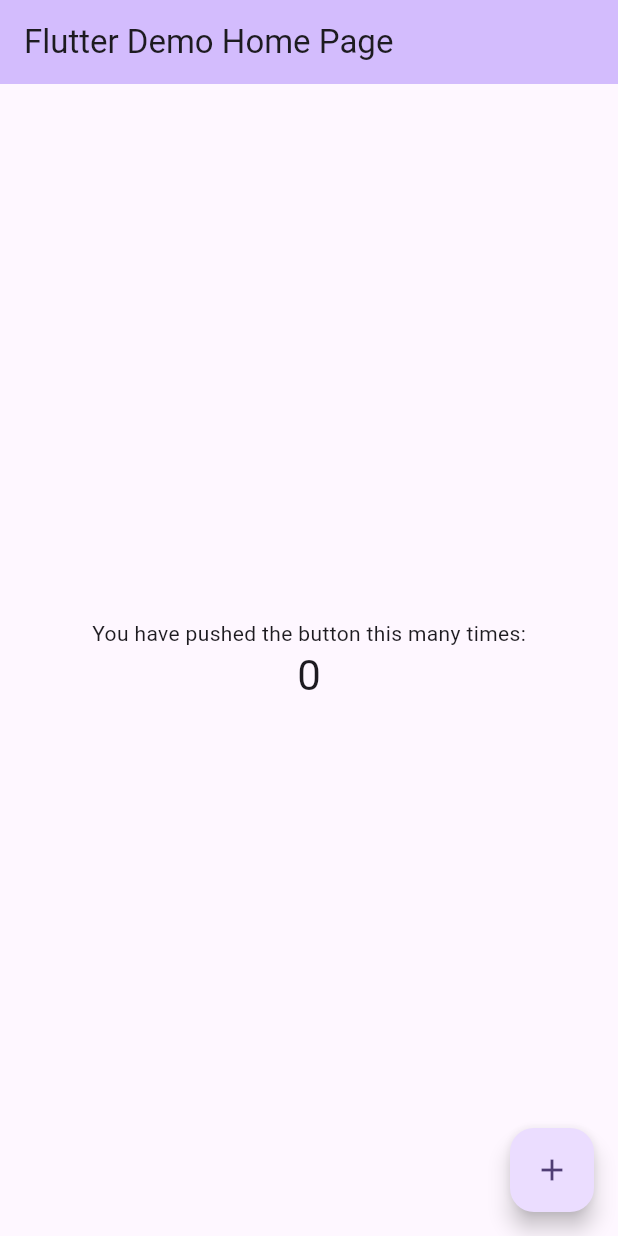
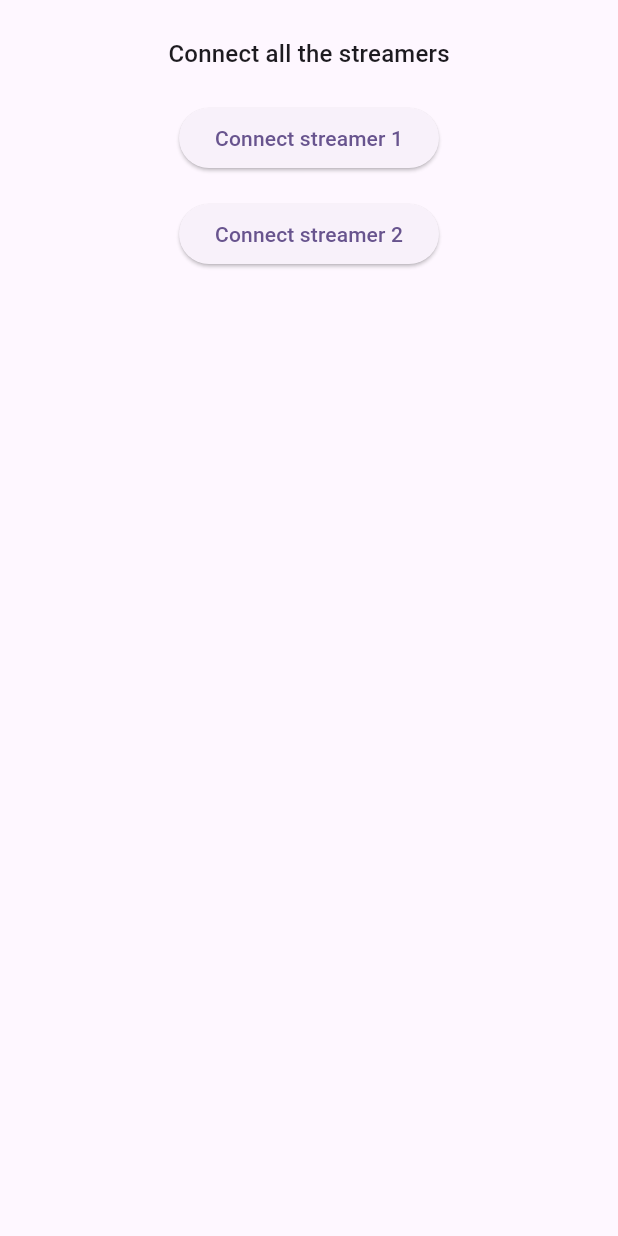
Before and after one commit to pariterre/multistreamer_pomodoro, a Flutter app: the screen it shows after launch, on a phone screen of 412 x 824 dp. Run offline on Flutter 3.47's test engine with Material 2 defaults, Android fonts, the phone set to English and light mode, and no system bars; missing offline and left inert: twitch_manager.

Commit message:
Proof of concept done

```diff
--- a/lib/main.dart
+++ b/lib/main.dart
@@ -1,125 +1,43 @@
 import 'package:flutter/material.dart';
+import 'package:multistreamer_pomodoro/config.dart';
+import 'package:multistreamer_pomodoro/models/twitch_interface.dart';
+import 'package:multistreamer_pomodoro/screens/connect_streamers_page.dart';
+import 'package:multistreamer_pomodoro/screens/show_participants_page.dart';
+import 'package:twitch_manager/twitch_app_info.dart';
 
 void main() {
+  TwitchInterface.instance.initialize(
+    appInfo: TwitchAppInfo(
+      appName: twitchAppName,
+      twitchAppId: twitchAppId,
+      redirectAddress: twitchRedirect,
+      scope: twitchScope,
+      useAuthenticationService: true,
+      authenticationServiceAddress: authenticationServiceAddress,
+    ),
+    useMock: false,
+  );
+
   runApp(const MyApp());
 }
 
 class MyApp extends StatelessWidget {
   const MyApp({super.key});
 
-  // This widget is the root of your application.
   @override
   Widget build(BuildContext context) {
     return MaterialApp(
-      title: 'Flutter Demo',
+      title: 'Participant\u2022e\u2022s du 48h Spicy Pumpkin Pomodoro Relais',
       theme: ThemeData(
-        // This is the theme of your application.
-        //
-        // TRY THIS: Try running your application with "flutter run". You'll see
-        // the application has a blue toolbar. Then, without quitting the app,
-        // try changing the seedColor in the colorScheme below to Colors.green
-        // and then invoke "hot reload" (save your changes or press the "hot
-        // reload" button in a Flutter-supported IDE, or press "r" if you used
-        // the command line to start the app).
-        //
-        // Notice that the counter didn't reset back to zero; the application
-        // state is not lost during the reload. To reset the state, use hot
-        // restart instead.
-        //
-        // This works for code too, not just values: Most code changes can be
-        // tested with just a hot reload.
         colorScheme: ColorScheme.fromSeed(seedColor: Colors.deepPurple),
         useMaterial3: true,
       ),
-      home: const MyHomePage(title: 'Flutter Demo Home Page'),
+      routes: {
+        ConnectedStreamersPage.route: (context) =>
+            const ConnectedStreamersPage(),
+        ShowParticipantsPage.route: (context) => const ShowParticipantsPage(),
+      },
+      initialRoute: ConnectedStreamersPage.route,
     );
   }
 }
-
-class MyHomePage extends StatefulWidget {
-  const MyHomePage({super.key, required this.title});
-
-  // This widget is the home page of your application. It is stateful, meaning
-  // that it has a State object (defined below) that contains fields that affect
-  // how it looks.
-
-  // This class is the configuration for the state. It holds the values (in this
-  // case the title) provided by the parent (in this case the App widget) and
-  // used by the build method of the State. Fields in a Widget subclass are
-  // always marked "final".
-
-  final String title;
-
-  @override
-  State<MyHomePage> createState() => _MyHomePageState();
-}
-
-class _MyHomePageState extends State<MyHomePage> {
-  int _counter = 0;
-
-  void _incrementCounter() {
-    setState(() {
-      // This call to setState tells the Flutter framework that something has
-      // changed in this State, which causes it to rerun the build method below
-      // so that the display can reflect the updated values. If we changed
-      // _counter without calling setState(), then the build method would not be
-      // called again, and so nothing would appear to happen.
-      _counter++;
-    });
-  }
-
-  @override
-  Widget build(BuildContext context) {
-    // This method is rerun every time setState is called, for instance as done
-    // by the _incrementCounter method above.
-    //
-    // The Flutter framework has been optimized to make rerunning build methods
-    // fast, so that you can just rebuild anything that needs updating rather
-    // than having to individually change instances of widgets.
-    return Scaffold(
-      appBar: AppBar(
-        // TRY THIS: Try changing the color here to a specific color (to
-        // Colors.amber, perhaps?) and trigger a hot reload to see the AppBar
-        // change color while the other colors stay the same.
-        backgroundColor: Theme.of(context).colorScheme.inversePrimary,
-        // Here we take the value from the MyHomePage object that was created by
-        // the App.build method, and use it to set our appbar title.
-        title: Text(widget.title),
-      ),
-      body: Center(
-        // Center is a layout widget. It takes a single child and positions it
-        // in the middle of the parent.
-        child: Column(
-          // Column is also a layout widget. It takes a list of children and
-          // arranges them vertically. By default, it sizes itself to fit its
-          // children horizontally, and tries to be as tall as its parent.
-          //
-          // Column has various properties to control how it sizes itself and
-          // how it positions its children. Here we use mainAxisAlignment to
-          // center the children vertically; the main axis here is the vertical
-          // axis because Columns are vertical (the cross axis would be
-          // horizontal).
-          //
-          // TRY THIS: Invoke "debug painting" (choose the "Toggle Debug Paint"
-          // action in the IDE, or press "p" in the console), to see the
-          // wireframe for each widget.
-          mainAxisAlignment: MainAxisAlignment.center,
-          children: <Widget>[
-            const Text(
-              'You have pushed the button this many times:',
-            ),
-            Text(
-              '$_counter',
-              style: Theme.of(context).textTheme.headlineMedium,
-            ),
-          ],
-        ),
-      ),
-      floatingActionButton: FloatingActionButton(
-        onPressed: _incrementCounter,
-        tooltip: 'Increment',
-        child: const Icon(Icons.add),
-      ), // This trailing comma makes auto-formatting nicer for build methods.
-    );
-  }
-}
--- /dev/null
+++ b/lib/models/chatter.dart
@@ -0,0 +1,6 @@
+class Chatter {
+  final String name;
+  final Map<String, int> duration = {};
+
+  Chatter({required this.name});
+}
--- /dev/null
+++ b/lib/models/twitch_interface.dart
@@ -0,0 +1,25 @@
+import 'package:twitch_manager/models/twitch_manager_internal.dart';
+import 'package:twitch_manager/models/twitch_mock_options.dart';
+import 'package:twitch_manager/twitch_app_info.dart';
+
+class TwitchInterface {
+  late final TwitchAppInfo appInfo;
+  final managers = <String, TwitchManager>{};
+  late TwitchMockOptions mockOptions;
+
+  static TwitchInterface get instance => _instance;
+
+  void initialize({required TwitchAppInfo appInfo, required bool useMock}) {
+    this.appInfo = appInfo;
+    mockOptions = TwitchMockOptions(isActive: useMock);
+  }
+
+  List<String> get connectedStreamerIds => managers.keys.toList();
+
+  Future<void> addStreamer(
+          {required String streamerId, required TwitchManager manager}) async =>
+      managers[streamerId] = manager;
+
+  static final TwitchInterface _instance = TwitchInterface._internal();
+  TwitchInterface._internal();
+}
--- /dev/null
+++ b/lib/screens/connect_streamers_page.dart
@@ -0,0 +1,72 @@
+import 'package:flutter/material.dart';
+import 'package:multistreamer_pomodoro/config.dart';
+import 'package:multistreamer_pomodoro/models/twitch_interface.dart';
+import 'package:multistreamer_pomodoro/screens/show_participants_page.dart';
+import 'package:twitch_manager/twitch_manager.dart';
+
+class ConnectedStreamersPage extends StatefulWidget {
+  const ConnectedStreamersPage({super.key});
+
+  static const route = '/connect-streamers-page';
+
+  @override
+  State<ConnectedStreamersPage> createState() => _ConnectedStreamersPageState();
+}
+
+class _ConnectedStreamersPageState extends State<ConnectedStreamersPage> {
+  void _connectStreamer({required String streamerId}) async {
+    final manager = await showDialog<TwitchManager>(
+      context: context,
+      builder: (context) => Dialog(
+          child: TwitchAuthenticationScreen(
+        mockOptions: TwitchInterface.instance.mockOptions,
+        onFinishedConnexion: (manager) => Navigator.pop(context, manager),
+        appInfo: TwitchInterface.instance.appInfo,
+        loadPreviousSession: false,
+      )),
+    );
+    if (!mounted || manager == null) return;
+
+    await TwitchInterface.instance
+        .addStreamer(streamerId: streamerId, manager: manager);
+    if (!mounted) return;
+
+    if (TwitchInterface.instance.connectedStreamerIds.length == nbStreamers) {
+      Navigator.of(context).pushReplacementNamed(ShowParticipantsPage.route);
+    }
+    setState(() {});
+  }
+
+  @override
+  Widget build(BuildContext context) {
+    return Scaffold(
+      body: Center(
+        child: Column(
+          crossAxisAlignment: CrossAxisAlignment.center,
+          children: [
+            const SizedBox(height: 24),
+            Text('Connect all the streamers',
+                style: Theme.of(context).textTheme.titleMedium),
+            const SizedBox(height: 12),
+            for (int i = 0; i < nbStreamers; i++)
+              _buildStreamerButton(streamerIndex: i),
+          ],
+        ),
+      ),
+    );
+  }
+
+  Widget _buildStreamerButton({required int streamerIndex}) {
+    final connectedStreamers = TwitchInterface.instance.connectedStreamerIds;
+    final streamerId = streamerIndex.toString();
+
+    return Padding(
+      padding: const EdgeInsets.all(8.0),
+      child: ElevatedButton(
+          onPressed: connectedStreamers.contains(streamerId)
+              ? null
+              : () => _connectStreamer(streamerId: streamerId),
+          child: Text('Connect streamer ${streamerIndex + 1}')),
+    );
+  }
+}
```
Also changed, not shown: lib/config.dart (added, +12 -0 lines), lib/screens/show_participants_page.dart (added, +122 -0 lines), pubspec.yaml (+2 -71 lines), pubspec.lock, 5 other files.
